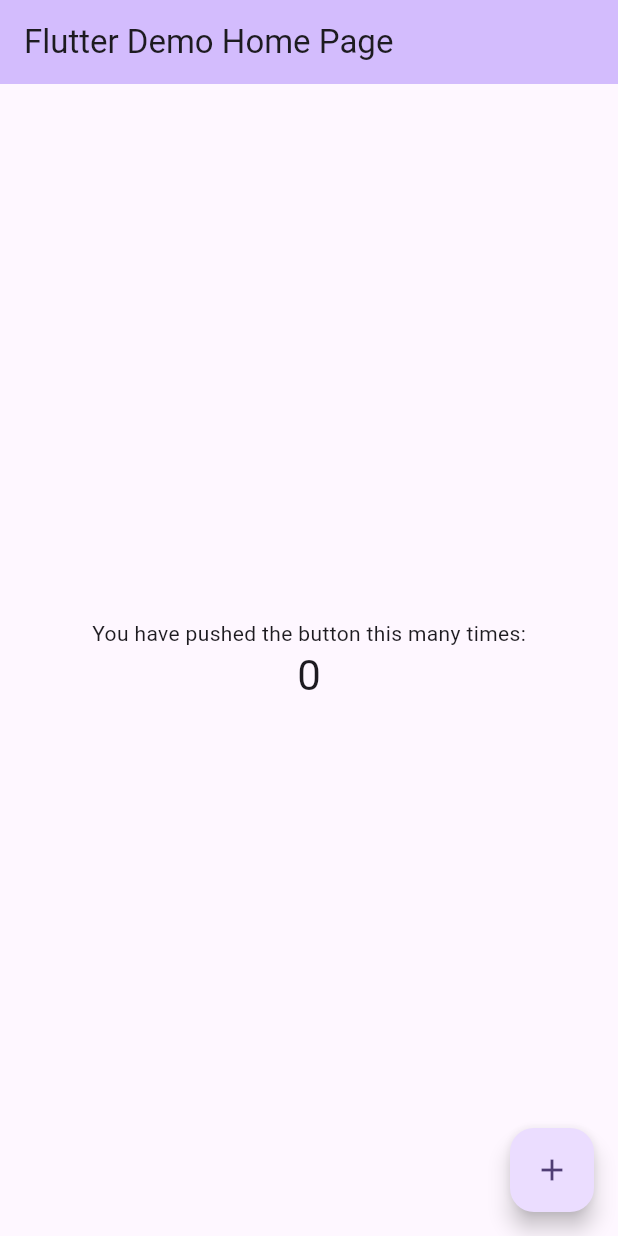
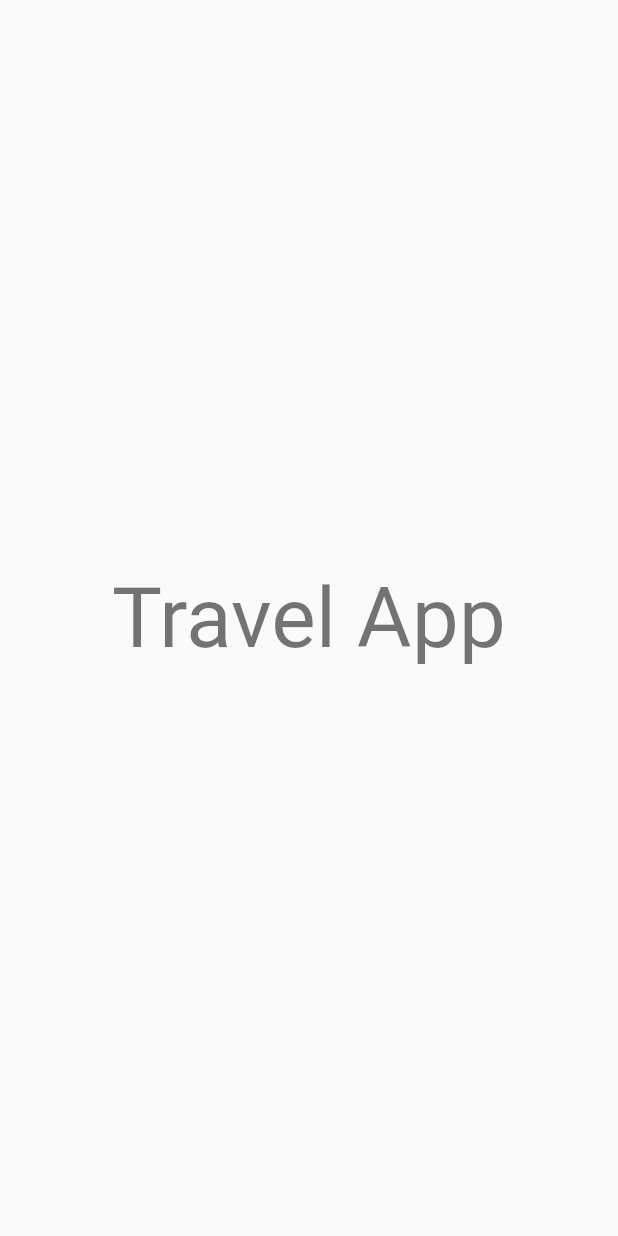
Before and after one commit to PooriaSr/TravelApp, a Flutter app: the screen it shows after launch, on a phone screen of 412 x 824 dp. Run offline on Flutter 3.47's test engine with Material 2 defaults, Android fonts, the phone set to English and light mode, and no system bars.

Commit message:
Create MainPage

```diff
--- a/lib/main.dart
+++ b/lib/main.dart
@@ -1,125 +1,26 @@
 import 'package:flutter/material.dart';
 
 void main() {
-  runApp(const MyApp());
+  runApp(const MainApp());
 }
 
-class MyApp extends StatelessWidget {
-  const MyApp({super.key});
+class MainApp extends StatelessWidget {
+  const MainApp({super.key});
 
-  // This widget is the root of your application.
   @override
   Widget build(BuildContext context) {
     return MaterialApp(
-      title: 'Flutter Demo',
       theme: ThemeData(
-        // This is the theme of your application.
-        //
-        // TRY THIS: Try running your application with "flutter run". You'll see
-        // the application has a blue toolbar. Then, without quitting the app,
-        // try changing the seedColor in the colorScheme below to Colors.green
-        // and then invoke "hot reload" (save your changes or press the "hot
-        // reload" button in a Flutter-supported IDE, or press "r" if you used
-        // the command line to start the app).
-        //
-        // Notice that the counter didn't reset back to zero; the application
-        // state is not lost during the reload. To reset the state, use hot
-        // restart instead.
-        //
-        // This works for code too, not just values: Most code changes can be
-        // tested with just a hot reload.
-        colorScheme: ColorScheme.fromSeed(seedColor: Colors.deepPurple),
-        useMaterial3: true,
-      ),
-      home: const MyHomePage(title: 'Flutter Demo Home Page'),
+          fontFamily: "",
+          textTheme: const TextTheme(
+              headline1: TextStyle(color: Colors.black),
+              headline2: TextStyle(color: Colors.amber))),
+      home: Scaffold(
+          body: Center(
+              child: Text(
+        "Travel App",
+        style: Theme.of(context).textTheme.headline2,
+      ))),
     );
   }
 }
-
-class MyHomePage extends StatefulWidget {
-  const MyHomePage({super.key, required this.title});
-
-  // This widget is the home page of your application. It is stateful, meaning
-  // that it has a State object (defined below) that contains fields that affect
-  // how it looks.
-
-  // This class is the configuration for the state. It holds the values (in this
-  // case the title) provided by the parent (in this case the App widget) and
-  // used by the build method of the State. Fields in a Widget subclass are
-  // always marked "final".
-
-  final String title;
-
-  @override
-  State<MyHomePage> createState() => _MyHomePageState();
-}
-
-class _MyHomePageState extends State<MyHomePage> {
-  int _counter = 0;
-
-  void _incrementCounter() {
-    setState(() {
-      // This call to setState tells the Flutter framework that something has
-      // changed in this State, which causes it to rerun the build method below
-      // so that the display can reflect the updated values. If we changed
-      // _counter without calling setState(), then the build method would not be
-      // called again, and so nothing would appear to happen.
-      _counter++;
-    });
-  }
-
-  @override
-  Widget build(BuildContext context) {
-    // This method is rerun every time setState is called, for instance as done
-    // by the _incrementCounter method above.
-    //
-    // The Flutter framework has been optimized to make rerunning build methods
-    // fast, so that you can just rebuild anything that needs updating rather
-    // than having to individually change instances of widgets.
-    return Scaffold(
-      appBar: AppBar(
-        // TRY THIS: Try changing the color here to a specific color (to
-        // Colors.amber, perhaps?) and trigger a hot reload to see the AppBar
-        // change color while the other colors stay the same.
-        backgroundColor: Theme.of(context).colorScheme.inversePrimary,
-        // Here we take the value from the MyHomePage object that was created by
-        // the App.build method, and use it to set our appbar title.
-        title: Text(widget.title),
-      ),
-      body: Center(
-        // Center is a layout widget. It takes a single child and positions it
-        // in the middle of the parent.
-        child: Column(
-          // Column is also a layout widget. It takes a list of children and
-          // arranges them vertically. By default, it sizes itself to fit its
-          // children horizontally, and tries to be as tall as its parent.
-          //
-          // Column has various properties to control how it sizes itself and
-          // how it positions its children. Here we use mainAxisAlignment to
-          // center the children vertically; the main axis here is the vertical
-          // axis because Columns are vertical (the cross axis would be
-          // horizontal).
-          //
-          // TRY THIS: Invoke "debug painting" (choose the "Toggle Debug Paint"
-          // action in the IDE, or press "p" in the console), to see the
-          // wireframe for each widget.
-          mainAxisAlignment: MainAxisAlignment.center,
-          children: <Widget>[
-            const Text(
-              'You have pushed the button this many times:',
-            ),
-            Text(
-              '$_counter',
-              style: Theme.of(context).textTheme.headlineMedium,
-            ),
-          ],
-        ),
-      ),
-      floatingActionButton: FloatingActionButton(
-        onPressed: _incrementCounter,
-        tooltip: 'Increment',
-        child: const Icon(Icons.add),
-      ), // This trailing comma makes auto-formatting nicer for build methods.
-    );
-  }
-}
```
